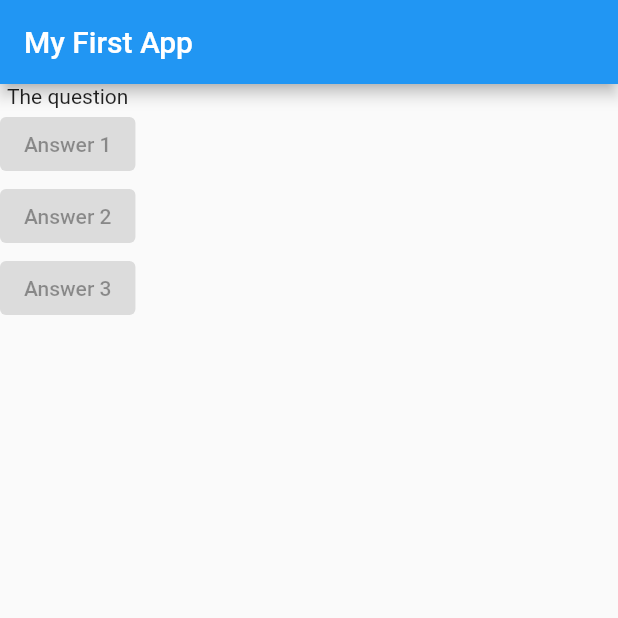
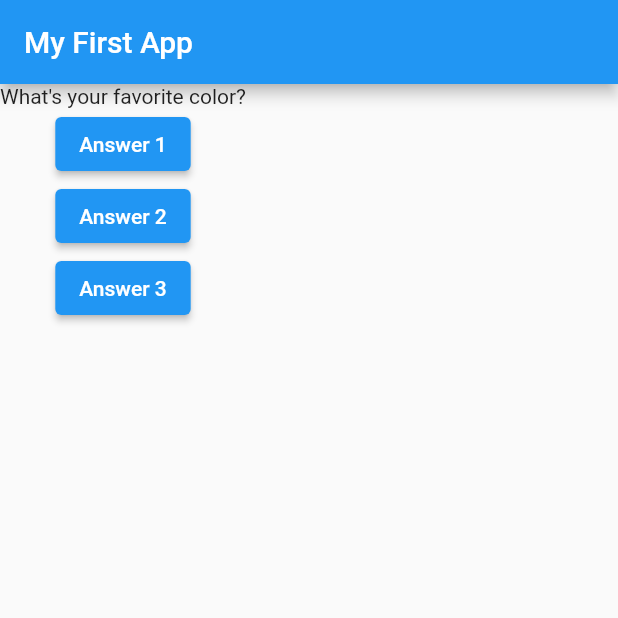
Before and after one commit to Johnsensei/crash_course, a Flutter app: the screen it shows after launch, on a phone screen of 412 x 824 dp, the top half of it. Run offline on Flutter 3.47's test engine with Material 2 defaults, Android fonts, the phone set to English and light mode, and no system bars.

Commit message:
Adds initial question.dart file

```diff
--- a/lib/main.dart
+++ b/lib/main.dart
@@ -4,7 +4,23 @@
   runApp(MyApp());
 }
 
-class MyApp extends StatelessWidget {
+class MyApp extends StatefulWidget {
+  @override
+  State<StatefulWidget> createState() {
+    return _MyAppState();
+  }
+}
+
+class _MyAppState extends State<MyApp> {
+  var _questionIndex = 0;
+
+  void _answerQuestion() {
+    setState(() {
+      _questionIndex++;
+    });
+    print(_questionIndex);
+  }
+
   @override
   Widget build(BuildContext context) {
     var questions = [
@@ -18,10 +34,10 @@
         ),
         body: Column(
           children: [
-            Text('The question'),
-            ElevatedButton(onPressed: null, child: Text('Answer 1')),
-            ElevatedButton(onPressed: null, child: Text('Answer 2')),
-            ElevatedButton(onPressed: null, child: Text('Answer 3')),
+            Text(questions[_questionIndex]),
+            ElevatedButton(onPressed: _answerQuestion, child: Text('Answer 1')),
+            ElevatedButton(onPressed: _answerQuestion, child: Text('Answer 2')),
+            ElevatedButton(onPressed: _answerQuestion, child: Text('Answer 3')),
           ],
         ),
       ),
```
Also changed, not shown: lib/question.dart (added, +12 -0 lines).
